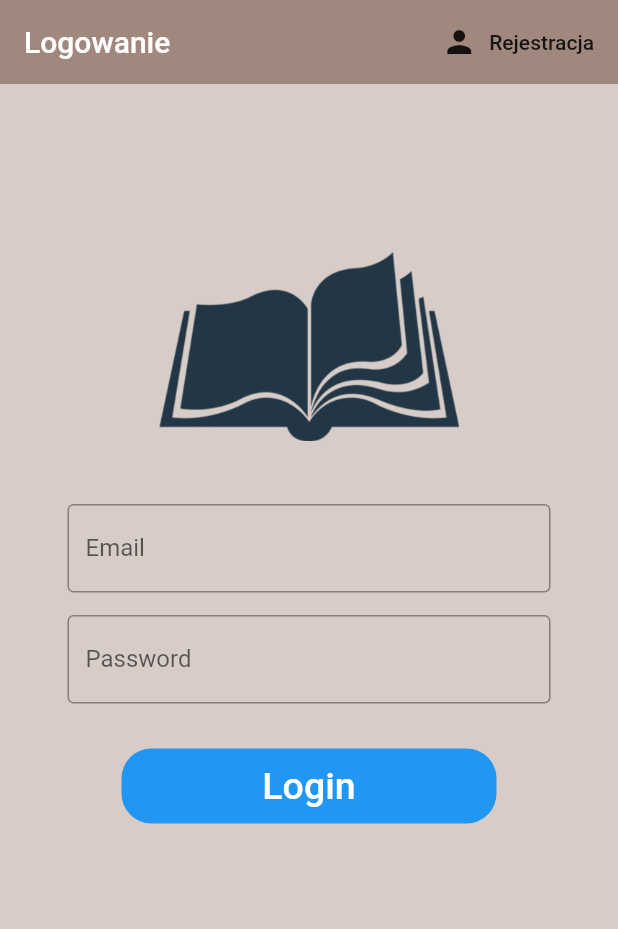
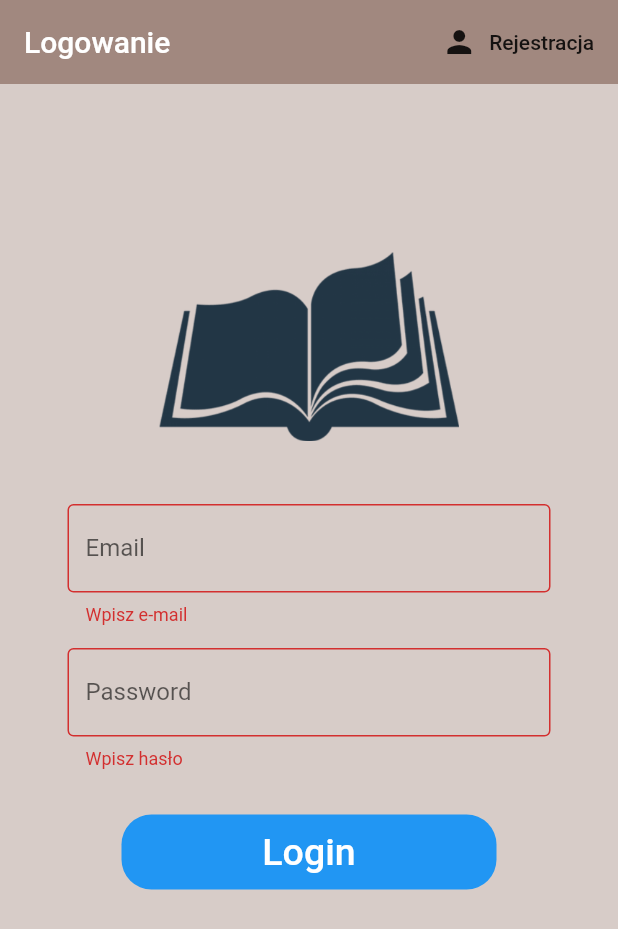
Before and after one commit to wp9975/librario, a Flutter app: the screen it shows after launch, after a tap on "Login", on a phone screen of 412 x 824 dp. Shown: the top 929 px of the screen. Run offline on Flutter 3.47's test engine with Material 2 defaults, Android fonts, the light colour scheme and no system bars; our stand-ins replace firebase_auth, firebase_core; missing offline and left inert: syncfusion_flutter_pdfviewer, syncfusion_flutter_pdfviewer_web; accounts and stored records are empty.

Commit message:
log/reg działa

```diff
--- a/lib/screens/auth/login/sign_in.dart
+++ b/lib/screens/auth/login/sign_in.dart
@@ -11,7 +11,8 @@ class Sign_in extends StatefulWidget {
 
 class _Sign_InState extends State<Sign_in> {
   final AuthService _auth = AuthService();
-
+  final _formKey = GlobalKey<FormState>();
+  String error = '';
   String email = '';
   String password = '';
 
@@ -36,6 +37,7 @@ class _Sign_InState extends State<Sign_in> {
       body: SingleChildScrollView(
         padding: EdgeInsets.symmetric(vertical: 40.0, horizontal: 30.0),
         child: Form(
+          key: _formKey,
           child: Column(
             children: <Widget>[
               // SizedBox(height: 20),
@@ -80,7 +82,8 @@ class _Sign_InState extends State<Sign_in> {
               Padding(
                 padding: const EdgeInsets.only(
                     left: 15.0, right: 15.0, top: 30, bottom: 0),
-                child: TextField(
+                child: TextFormField(
+                  validator: (val) => val!.isEmpty ? 'Wpisz e-mail' : null,
                   autofocus: false,
                   decoration: InputDecoration(
                       border: OutlineInputBorder(),
@@ -95,7 +98,8 @@ class _Sign_InState extends State<Sign_in> {
                 padding: const EdgeInsets.only(
                     left: 15.0, right: 15.0, top: 15, bottom: 30),
                 //padding: EdgeInsets.symmetric(horizontal: 15),
-                child: TextField(
+                child: TextFormField(
+                  validator: (val) => val!.length < 5 ? 'Wpisz hasło' : null,
                   obscureText: true,
                   decoration: InputDecoration(
                       border: OutlineInputBorder(),
@@ -114,14 +118,12 @@ class _Sign_InState extends State<Sign_in> {
                     borderRadius: BorderRadius.circular(20)),
                 child: FlatButton(
                   onPressed: () async {
-                    dynamic result = await _auth.singInAnon();
-                    if (result == null) {
-                      print('Error signing in');
-                    } else {
-                      print('sign in');
-                      print(result.uid);
-                      print(password);
-                      print(email);
+                    if (_formKey.currentState!.validate()) {
+                      dynamic result =
+                          await _auth.signMailPassword(email, password);
+                      if (result == null) {
+                        setState(() => error = 'Error login');
+                      }
                     }
                   },
                   child: Text(
--- a/lib/screens/home/home.dart
+++ b/lib/screens/home/home.dart
@@ -1,4 +1,5 @@
 import 'package:flutter/material.dart';
+import 'package:librario/screens/auth/register/register.dart';
 import 'package:librario/services/auth.dart';
 
 class Home extends StatelessWidget {
--- a/lib/services/auth.dart
+++ b/lib/services/auth.dart
@@ -39,9 +39,9 @@ class AuthService {
 
   // Register
 
-  Future signInWithEmailAndPassword(String email, String password) async {
+  Future registerWithEmailAndPassword(String email, String password) async {
     try {
-      UserCredential result = await _auth.signInWithEmailAndPassword(
+      UserCredential result = await _auth.createUserWithEmailAndPassword(
           email: email, password: password);
       User user = result.user!;
       return _usersFromFirebaseUser(user);
```
Also changed, not shown: lib/screens/auth/register/register.dart (+8 -4 lines), 1 other file.
